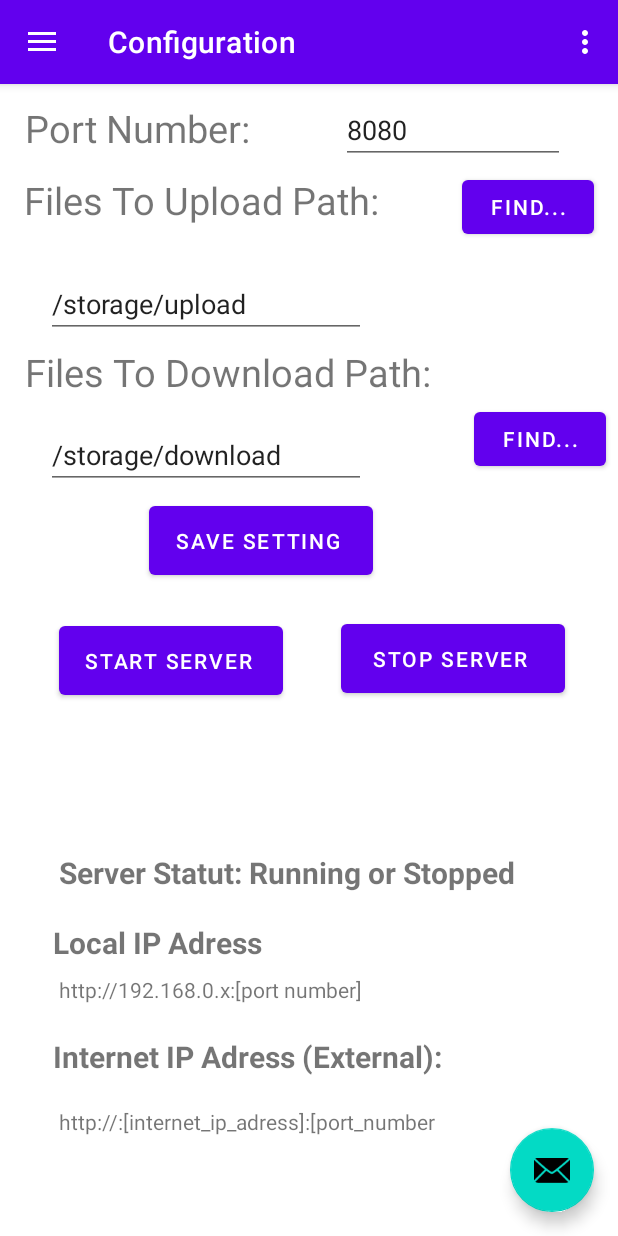
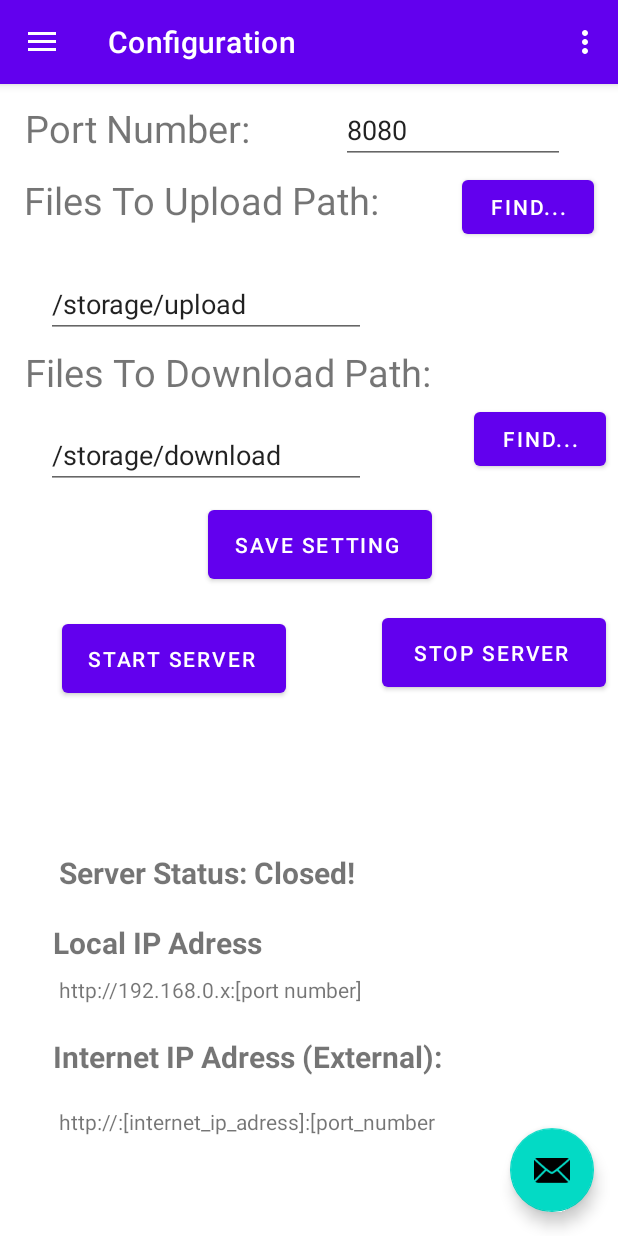
Before and after one commit to mjayari/PFE_Project, an Android app: the ConfigurationFragment screen opened through its navigation route, after a tap on "START SERVER", on a phone screen of 412 x 824 dp. Run offline under Robolectric (Android 15) with nearby library versions, the phone set to English and light mode, and no system bars; our stand-ins replace navigation-ui; network calls fail.

Commit message:
-Updating ConfigurationFragment to start and stop server with the  StartServerButton and StopServerButton and the display Server Status

```diff
--- a/1- java_android/app/src/main/java/com/fst/myapplication/HttpServer.java
+++ b/1- java_android/app/src/main/java/com/fst/myapplication/HttpServer.java
@@ -2,6 +2,7 @@ package com.fst.myapplication;
 import android.database.Cursor;
 import android.util.Log;
 import android.widget.EditText;
+import android.widget.TextView;
 import android.widget.Toast;
 
 import androidx.fragment.app.Fragment;
@@ -23,7 +24,8 @@ public class HttpServer {
     static int portNumber;
 
     private Fragment fragment;
-    private ServerSocket serverSocket;
+    public ServerSocket serverSocket;
+    public boolean status = false;
 
     public HttpServer(Fragment fragment) {
         this.fragment = fragment;
@@ -44,7 +46,7 @@ public class HttpServer {
 
         Configuration config = db.getConfiguration(1);
         //int port = config.getPortNumber();
-        int port = 123457;
+        int port = 12345;
         Toast.makeText(this.fragment.getContext(), "portNumber = " + port, Toast.LENGTH_SHORT).show();
         Log.d("log","portNumber:" + port);
 
@@ -67,6 +69,7 @@ public class HttpServer {
         try {
             ServerListenerThread serverListener = new ServerListenerThread(port);
             serverListener.start();
+
 
         } catch (IOException ex) {
             System.out.println("Server exception: " + ex.getMessage());
@@ -102,6 +105,7 @@ public class HttpServer {
             this.port=port;
             serverSocket = new ServerSocket(port) ;
             Log.d("log", "Server is running on port: " + port);
+            status = true;
         }
         public void run() {
             try {
@@ -150,7 +154,7 @@ public class HttpServer {
                         "</title></head>" +
                         "<body>" +
                         "<h1>" +
-                        "This page was served using my Simple Java HTTP Server" +
+                        "This page was served using my Simple Java HTTP Server 1-DEV" +
                         "</h1>" +
                         "</body>" +
                         "</html>";
--- a/1- java_android/app/src/main/java/com/fst/myapplication/MainActivity.java
+++ b/1- java_android/app/src/main/java/com/fst/myapplication/MainActivity.java
@@ -41,7 +41,6 @@ public class MainActivity extends AppCompatActivity {
         super.onCreate(savedInstanceState);
 
         //DatabaseHelper db = new DatabaseHelper(this);
-
 
         binding = ActivityMainBinding.inflate(getLayoutInflater());
         setContentView(binding.getRoot());
--- a/1- java_android/app/src/main/res/layout/fragment_configuration.xml
+++ b/1- java_android/app/src/main/res/layout/fragment_configuration.xml
@@ -70,40 +70,47 @@
         android:id="@+id/StartServerButton"
         android:layout_width="149dp"
         android:layout_height="58dp"
+        android:layout_marginEnd="64dp"
         android:text="Start Server "
         app:layout_constraintBottom_toBottomOf="parent"
+        app:layout_constraintEnd_toStartOf="@+id/StopServerButton"
         app:layout_constraintStart_toStartOf="@+id/textView17"
-        app:layout_constraintTop_toTopOf="parent" />
+        app:layout_constraintTop_toTopOf="parent"
+        app:layout_constraintVertical_bias="0.499" />
 
     <Button
         android:id="@+id/SaveSettingButton"
         android:layout_width="149dp"
         android:layout_height="58dp"
         android:layout_marginStart="60dp"
+        android:layout_marginEnd="124dp"
         android:text="Save setting "
         app:layout_constraintBottom_toBottomOf="parent"
+        app:layout_constraintEnd_toEndOf="parent"
         app:layout_constraintStart_toStartOf="@+id/textView17"
         app:layout_constraintTop_toTopOf="parent"
-        app:layout_constraintVertical_bias="0.388" />
+        app:layout_constraintVertical_bias="0.392" />
 
     <Button
-        android:id="@+id/button"
+        android:id="@+id/StopServerButton"
         android:layout_width="149dp"
         android:layout_height="58dp"
         android:layout_marginStart="188dp"
+        android:layout_marginEnd="8dp"
         android:text="Stop Server "
         app:layout_constraintBottom_toBottomOf="parent"
+        app:layout_constraintEnd_toEndOf="parent"
         app:layout_constraintStart_toStartOf="@+id/textView17"
         app:layout_constraintTop_toTopOf="parent"
-        app:layout_constraintVertical_bias="0.499" />
+        app:layout_constraintVertical_bias="0.493" />
 
     <TextView
-        android:id="@+id/textView17"
+        android:id="@+id/ServerStatusText"
         android:layout_width="wrap_content"
         android:layout_height="wrap_content"
         android:layout_marginStart="4dp"
         android:layout_marginBottom="19dp"
-        android:text="Server Statut: Running or Stopped "
+        android:text="Server Status:"
         android:textSize="20dp"
         android:textStyle="bold"
         app:layout_constraintBottom_toTopOf="@+id/textView15"
```
Also changed, not shown: 1- java_android/app/src/main/java/com/fst/myapplication/ui/Configuration/ConfigurationFragment.java (+28 -0 lines).
